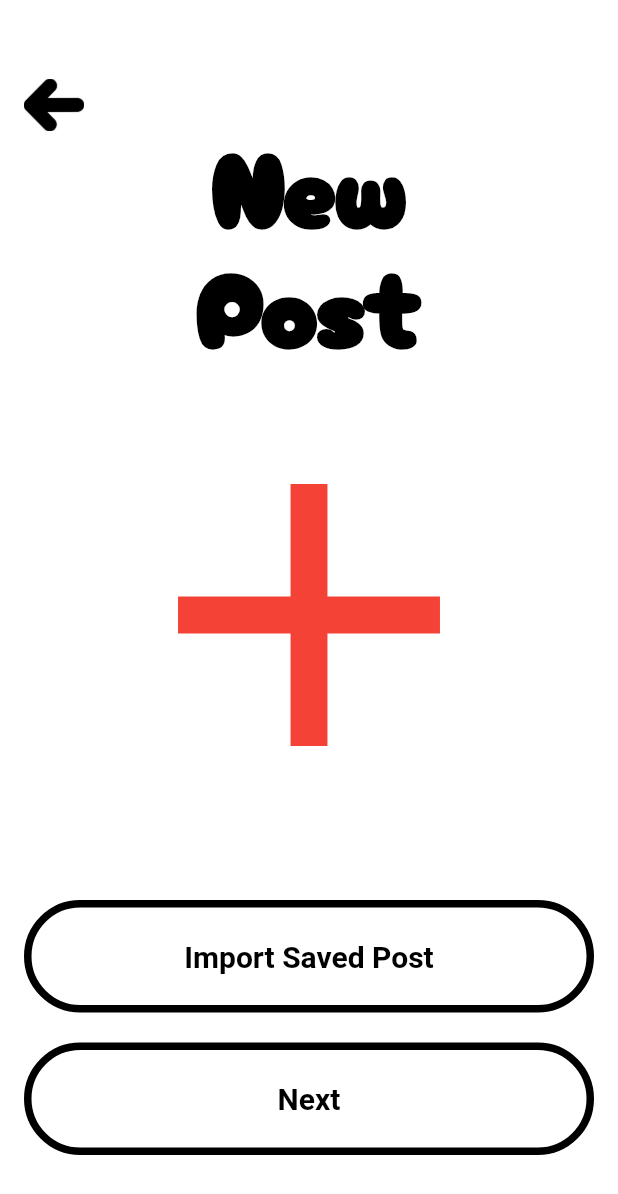
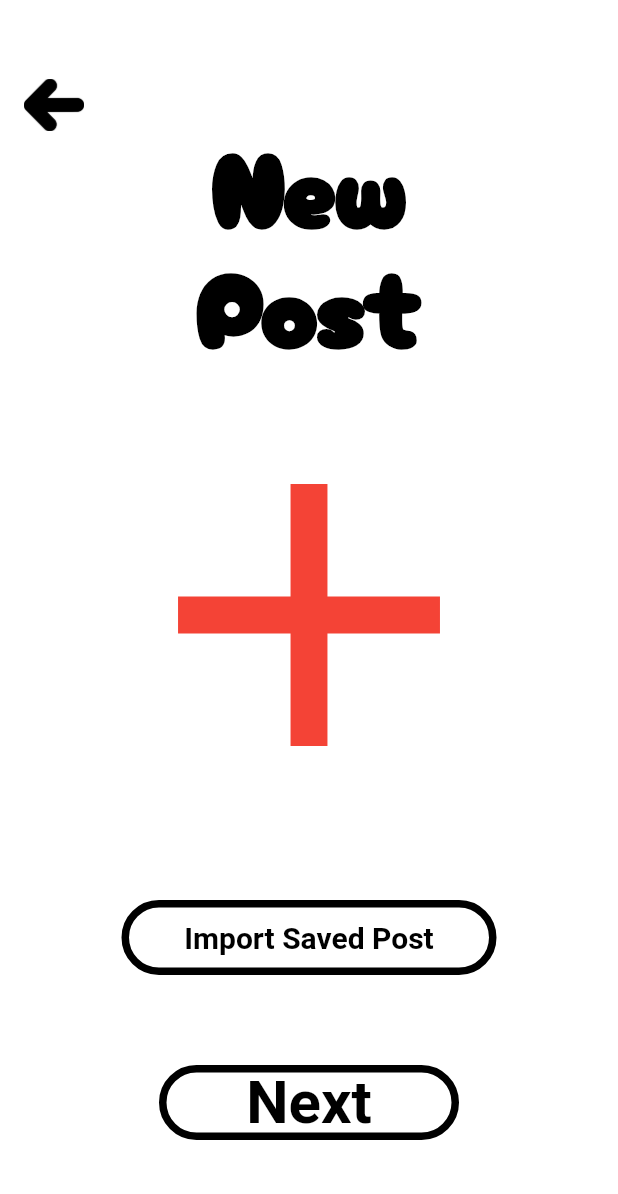
Before and after one commit to LionelQuintanilla/CECS_491A_Senior_Project, a Flutter app: the CreatePost screen opened directly, on a phone screen of 412 x 824 dp. Shown: the top 1194 px of the screen. Run offline on Flutter 3.47's test engine with Material 2 defaults, Android fonts, the light colour scheme and no system bars; our stand-ins replace firebase_auth, firebase_core, lottie; missing offline and left inert: flutter_overlay_loader; accounts and stored records are empty.

Commit message:
Created the style for buttons

```diff
--- a/firebasetest/lib/screens/create_post.dart
+++ b/firebasetest/lib/screens/create_post.dart
@@ -90,43 +90,53 @@ class _CreatePost extends State<CreatePost>{
                   ),
                   const SizedBox(height: 40),
                   Container(
-                    child:  OutlinedButton(
-                      onPressed: () {},
+                      child: Align(
+                        alignment: Alignment.center,
+                        child: SizedBox(
+                          width: 250,
+                          height: 50,
+                          child: OutlinedButton(
+                            onPressed: () async{
+
+                            },
                             child: const Text('Import Saved Post'),
                             style: OutlinedButton.styleFrom(
-                          //Button size in order to take up the whole screen
                               minimumSize: const Size.fromHeight(75),
                               shape: const StadiumBorder(),
-                          //colors
                               backgroundColor: Colors.white,
                               foregroundColor: Colors.black,
-                          //width of the border for our button
                               side: const BorderSide(width: 5.0, color: Colors.black),
-                          //centers text
                               alignment: Alignment.center,
-                          textStyle: const TextStyle(fontWeight: FontWeight.bold,fontSize: 20.0),
+                              textStyle: const TextStyle( fontWeight: FontWeight.bold, fontSize: 20.0),
                             ),
                           ),
                         ),
-                  const SizedBox(height: 20),
+                      )
+                  ),
+                  const SizedBox(height: 60),
                   Container(
-                    child:  OutlinedButton(
-                      onPressed: () {},
+                      child: Align(
+                        alignment: Alignment.center,
+                        child: SizedBox(
+                          width: 200,
+                          height: 50,
+                          child: OutlinedButton(
+                            onPressed: () async{
+
+                            },
                             child: const Text('Next'),
                             style: OutlinedButton.styleFrom(
-                        //Button size in order to take up the whole screen
                               minimumSize: const Size.fromHeight(75),
                               shape: const StadiumBorder(),
-                        //colors
                               backgroundColor: Colors.white,
                               foregroundColor: Colors.black,
-                        //width of the border for our button
                               side: const BorderSide(width: 5.0, color: Colors.black),
-                        //centers text
                               alignment: Alignment.center,
-                        textStyle: const TextStyle(fontWeight: FontWeight.bold,fontSize: 20.0),
+                              textStyle: const TextStyle( fontWeight: FontWeight.bold, fontSize: 40.0),
                             ),
                           ),
+                        ),
+                      )
                       ),
                     ],
                   ),
```
Lines whose indentation alone changed are shown as unchanged.
